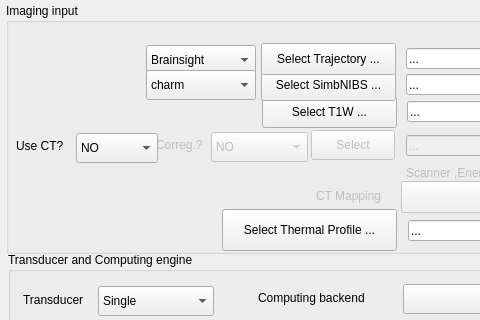
Qt form BabelBrain/SelFiles/form.ui (ProteusMRIgHIFU/BabelBrain) before a commit; both pictures show x 0 to 480 and y 0 to 320 of the 1025 by 420 pixel window.
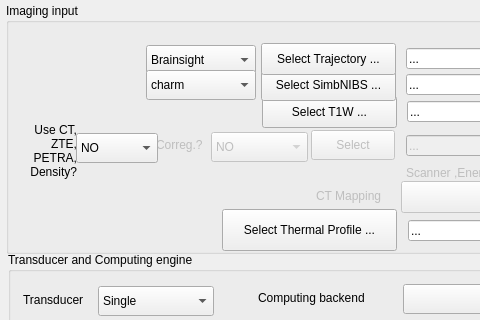
The same form after that commit.

Commit message:
WIP - GUI changes to select Density Map completed
But we need to convert from Density to HU to later do mapping to SoS and Attenuation

The edit to the form file:
```diff
--- a/BabelBrain/SelFiles/form.ui
+++ b/BabelBrain/SelFiles/form.ui
@@ -257,14 +257,20 @@
    <widget class="QLabel" name="label">
     <property name="geometry">
      <rect>
-      <x>10</x>
-      <y>135</y>
+      <x>13</x>
+      <y>113</y>
       <width>58</width>
-      <height>16</height>
+      <height>69</height>
      </rect>
     </property>
     <property name="text">
-     <string>Use CT?</string>
+     <string>Use CT,
+ZTE,
+PETRA,
+Density?</string>
+    </property>
+    <property name="alignment">
+     <set>Qt::AlignRight|Qt::AlignTrailing|Qt::AlignVCenter</set>
     </property>
    </widget>
    <widget class="QPushButton" name="SelTrajectorypushButton">
```
Left out of the diff: 11 changed lines with no effect on the pictures. The commit also changes 8 other files.
